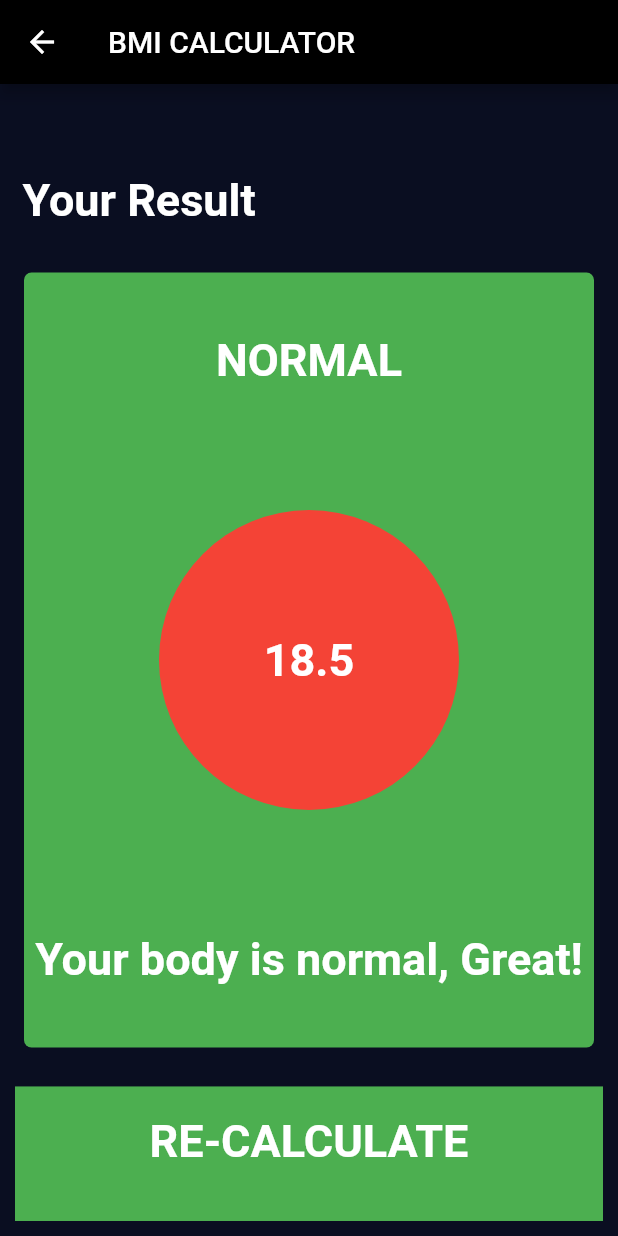
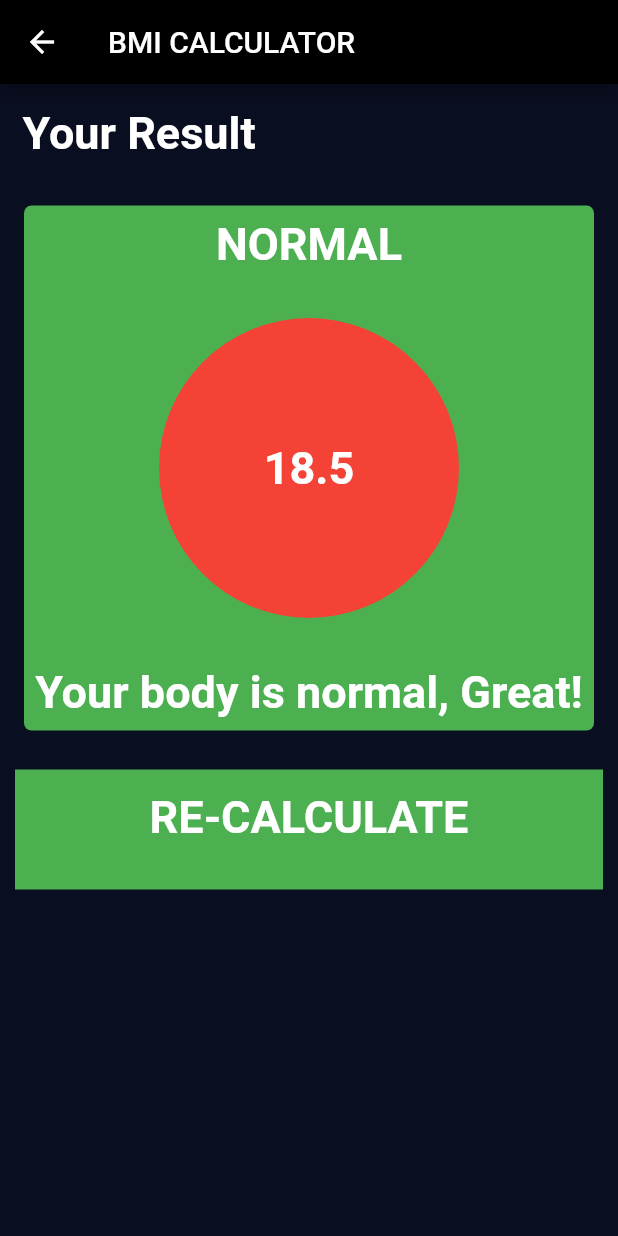
Before and after one commit to omarzer0/AZ-BMI, a Flutter app: the screen it shows after launch, after a tap on "CALCULATE", on a phone screen of 412 x 824 dp. Run offline on Flutter 3.47's test engine with Material 2 defaults, Android fonts, the phone set to English and light mode, and no system bars; our stand-ins replace font_awesome_flutter.

Commit message:
fix overflow error

```diff
--- a/lib/screens/home_page.dart
+++ b/lib/screens/home_page.dart
@@ -37,7 +37,8 @@ class _HomePageState extends State<HomePage> {
       appBar: AppBar(
         title: Text('AZ BMI'),
       ),
-      body: Column(
+      body: SingleChildScrollView(
+        child: Column(
           mainAxisAlignment: MainAxisAlignment.spaceEvenly,
           children: [
             // Text('Gender', style: kAppTextStyle),
@@ -144,6 +145,7 @@ class _HomePageState extends State<HomePage> {
 
           ],
         ),
+      ),
     );
   }
 }
--- a/lib/screens/result_page.dart
+++ b/lib/screens/result_page.dart
@@ -16,12 +16,12 @@ class ResultPage extends StatelessWidget {
       appBar: AppBar(
         title: Text('BMI CALCULATOR'),
       ),
-      body: Column(
+      body: SingleChildScrollView(
+        child: Column(
           mainAxisAlignment: MainAxisAlignment.spaceEvenly,
           crossAxisAlignment: CrossAxisAlignment.stretch,
           children: [
-          Expanded(
-            child: Container(
+            Container(
               padding: EdgeInsets.all(15.0),
               alignment: Alignment.bottomLeft,
               child: Text(
@@ -29,21 +29,23 @@ class ResultPage extends StatelessWidget {
                 style: kLargeTextStyle,
               ),
             ),
-          ),
-          Expanded(
-            flex: 5,
-            child: ReusableCard(
+            ReusableCard(
               onPress: () {},
               bgColor: kBottomContainerNgColor,
               cardChild: Column(
                 mainAxisAlignment: MainAxisAlignment.spaceAround,
                 crossAxisAlignment: CrossAxisAlignment.center,
                 children: [
-                  Text(
+                  Padding(
+                    padding: EdgeInsets.only(top: 8),
+                    child: Text(
                       resultText.toUpperCase(),
                       style: kLargeTextStyle,
                     ),
-                  Container(
+                  ),
+                  Padding(
+                    padding: EdgeInsets.only(top: 32,bottom: 32),
+                    child: Container(
                       alignment: Alignment.center,
                       width: 200,
                       height: 200,
@@ -56,24 +58,26 @@ class ResultPage extends StatelessWidget {
                         textAlign: TextAlign.center,
                       ),
                     ),
-                  Text(
+                  ),
+                  Padding(
+                    padding: EdgeInsets.only(bottom: 8),
+                    child: Text(
                       interpretation,
                       textAlign: TextAlign.center,
                       style: kLargeTextStyle,
+                    ),
                   )
                 ],
               ),
             ),
-          ),
-          Expanded(
-            child: BottomButton(
+            BottomButton(
               onTap: () {
                 Navigator.pop(context);
               },
               buttonTitle: 'RE-CALCULATE',
-            ),
             )
           ],
+        ),
       ),
     );
   }
```
Lines whose indentation alone changed are shown as unchanged.
